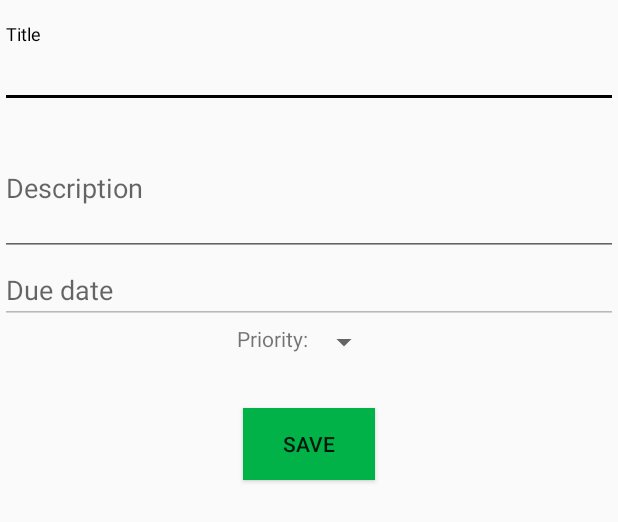
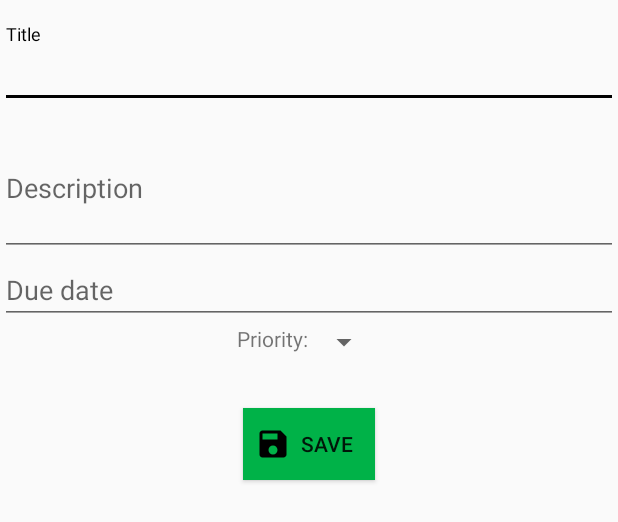
Before and after one commit to BogdanIancu/AndroidBasics, an Android app: the layout activity_add_todo.xml on its own in the app's theme, with its tools: preview values and no code run, on a phone screen of 412 x 824 dp. Shown: the top 522 px of the screen. Run offline under Robolectric (Android 15) with nearby library versions, the phone set to English and light mode, and no system bars.

Commit message:
Android Basics Day 1.75

```diff
--- /dev/null
+++ b/app/src/main/res/drawable/ic_save_black_24dp.xml
@@ -0,0 +1,9 @@
+<vector xmlns:android="http://schemas.android.com/apk/res/android"
+        android:width="24dp"
+        android:height="24dp"
+        android:viewportWidth="24.0"
+        android:viewportHeight="24.0">
+    <path
+        android:fillColor="#FF000000"
+        android:pathData="M17,3L5,3c-1.11,0 -2,0.9 -2,2v14c0,1.1 0.89,2 2,2h14c1.1,0 2,-0.9 2,-2L21,7l-4,-4zM12,19c-1.66,0 -3,-1.34 -3,-3s1.34,-3 3,-3 3,1.34 3,3 -1.34,3 -3,3zM15,9L5,9L5,5h10v4z"/>
+</vector>
--- a/app/src/main/res/layout/activity_add_todo.xml
+++ b/app/src/main/res/layout/activity_add_todo.xml
@@ -28,11 +28,13 @@
     </android.support.design.widget.TextInputLayout>
 
     <EditText
+        android:id="@+id/date_edit_text"
         android:layout_width="match_parent"
         android:layout_height="wrap_content"
         android:hint="@string/item_due_date"
         android:inputType="date"
-        android:enabled="false"/>
+        android:focusable="false"
+        android:onClick="displayDatePickerDialog" />
 
     <LinearLayout
         android:layout_width="wrap_content"
@@ -51,9 +53,12 @@
     <Button
         android:layout_width="wrap_content"
         android:layout_height="wrap_content"
+        android:drawableStart="@drawable/ic_save_black_24dp"
+        android:paddingHorizontal="@dimen/margin"
         android:text="@string/save_text"
         android:layout_marginTop="32dp"
         android:background="@color/colorPrimaryDark"
-        android:layout_gravity="center_horizontal"/>
+        android:layout_gravity="center_horizontal"
+        android:onClick="saveData"/>
 
 </LinearLayout>
--- a/app/src/main/res/layout/activity_main.xml
+++ b/app/src/main/res/layout/activity_main.xml
@@ -13,6 +13,7 @@
         android:background="@color/colorPrimaryDark"
         android:drawableStart="@drawable/ic_add_black_24dp"
         android:drawablePadding="8dp"
+        android:paddingLeft="8dp"
         android:paddingRight="8dp"
         android:layout_marginStart="8dp"
         android:layout_marginTop="64dp"
@@ -27,7 +28,7 @@
         android:id="@+id/button_list"
         android:drawableStart="@drawable/list_icon"
         android:drawablePadding="8dp"
-        android:paddingRight="8dp"
+        android:paddingHorizontal="8dp"
         android:background="@color/colorPrimaryDark"
         android:layout_width="wrap_content"
         android:layout_height="wrap_content"
--- /dev/null
+++ b/app/src/main/res/values/dimens.xml
@@ -0,0 +1,4 @@
+<?xml version="1.0" encoding="utf-8"?>
+<resources>
+    <dimen name="margin">8dp</dimen>
+</resources>
```
Also changed, not shown: app/src/main/java/ro/facemsoft/myfirstapplication/AddTodoActivity.java (+77 -5 lines), app/src/main/java/ro/facemsoft/myfirstapplication/MainActivity.java (+13 -1 lines), app/src/main/java/ro/facemsoft/myfirstapplication/models/ToDoItem.java (+14 -1 lines).
